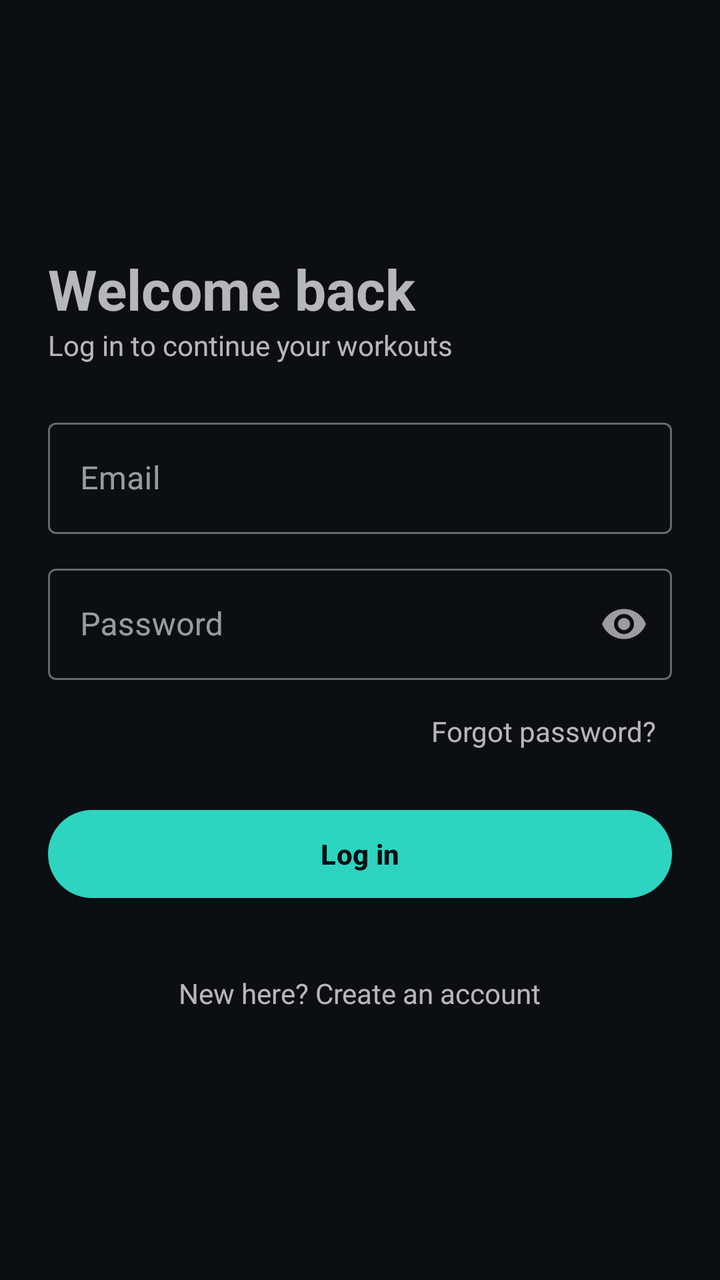
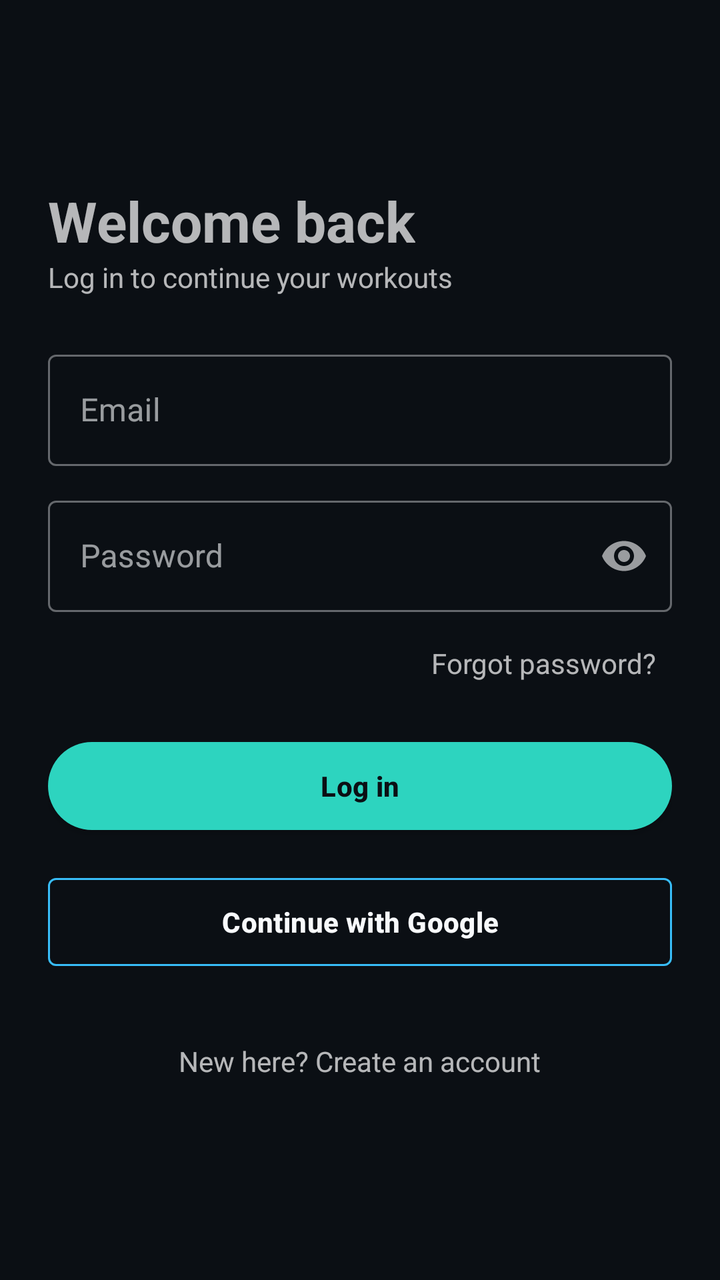

Screens rendered from an Android XML layout before and after an edit, with the pre-edit source and the edit as a unified diff.
<!-- AndroidManifest.xml: application theme Theme.FitTrackerPro -->
<!-- res/layout/activity_login.xml -->
<?xml version="1.0" encoding="utf-8"?>
<ScrollView xmlns:android="http://schemas.android.com/apk/res/android"
    xmlns:app="http://schemas.android.com/apk/res-auto"
    android:layout_width="match_parent"
    android:layout_height="match_parent"
    android:fillViewport="true">

    <LinearLayout
        android:layout_width="match_parent"
        android:layout_height="wrap_content"
        android:gravity="center_vertical"
        android:orientation="vertical"
        android:padding="24dp">

        <TextView
            android:layout_width="wrap_content"
            android:layout_height="wrap_content"
            android:text="Welcome back"
            android:textSize="28sp"
            android:textStyle="bold" />

        <TextView
            android:layout_width="wrap_content"
            android:layout_height="wrap_content"
            android:layout_marginBottom="24dp"
            android:text="Log in to continue your workouts" />

        <com.google.android.material.textfield.TextInputLayout
            android:id="@+id/tilEmail"
            style="@style/Widget.MaterialComponents.TextInputLayout.OutlinedBox"
            android:layout_width="match_parent"
            android:layout_height="wrap_content"
            android:hint="Email">

            <com.google.android.material.textfield.TextInputEditText
                android:id="@+id/etEmail"
                android:layout_width="match_parent"
                android:layout_height="wrap_content"
                android:inputType="textEmailAddress" />
        </com.google.android.material.textfield.TextInputLayout>

        <com.google.android.material.textfield.TextInputLayout
            android:id="@+id/tilPassword"
            style="@style/Widget.MaterialComponents.TextInputLayout.OutlinedBox"
            android:layout_width="match_parent"
            android:layout_height="wrap_content"
            android:layout_marginTop="12dp"
            android:hint="Password"
            app:endIconMode="password_toggle">

            <com.google.android.material.textfield.TextInputEditText
                android:id="@+id/etPassword"
                android:layout_width="match_parent"
                android:layout_height="wrap_content"
                android:inputType="textPassword" />
        </com.google.android.material.textfield.TextInputLayout>

        <TextView
            android:id="@+id/tvForgot"
            android:layout_width="wrap_content"
            android:layout_height="wrap_content"
            android:layout_gravity="end"
            android:layout_marginTop="8dp"
            android:padding="8dp"
            android:text="Forgot password?" />

        <com.google.android.material.button.MaterialButton
            android:id="@+id/btnLogin"
            android:layout_width="match_parent"
            android:layout_height="56dp"
            android:layout_marginTop="16dp"
            android:text="Log in" />

        <ProgressBar
            android:id="@+id/progressBar"
            android:layout_width="wrap_content"
            android:layout_height="wrap_content"
            android:layout_gravity="center"
            android:layout_marginTop="16dp"
            android:visibility="gone" />

        <TextView
            android:id="@+id/tvGoRegister"
            android:layout_width="wrap_content"
            android:layout_height="wrap_content"
            android:layout_gravity="center"
            android:layout_marginTop="24dp"
            android:padding="8dp"
            android:text="New here? Create an account" />
    </LinearLayout>
</ScrollView>
<!-- resources referenced by this layout -->
<resources>
  <style name="Theme.FitTrackerPro" parent="Theme.MaterialComponents.NoActionBar">
          <item name="colorPrimary">@color/accent</item>
          <item name="colorPrimaryVariant">@color/accent_dark</item>
          <item name="colorOnPrimary">@color/background</item>
          <item name="colorSecondary">@color/accent_cyan</item>
          <item name="colorOnSecondary">@color/background</item>
          <item name="colorSurface">@color/card</item>
          <item name="colorOnSurface">@color/text_primary</item>
          <item name="colorOnBackground">@color/text_primary</item>
          <item name="colorError">@color/error</item>
          <item name="android:colorBackground">@color/background</item>
          <item name="android:windowBackground">@color/background</item>
          <item name="android:textColorPrimary">@color/text_primary</item>
          <item name="android:textColorSecondary">@color/text_secondary</item>
          <item name="android:statusBarColor">@color/background</item>
          <item name="android:navigationBarColor">@color/card</item>
  
          
          <item name="materialButtonStyle">@style/Widget.FitTrackerPro.Button</item>
          <item name="materialCardViewStyle">@style/Widget.FitTrackerPro.CardView</item>
      </style>
  <color name="accent">#2DD4BF</color>
  <color name="accent_dark">#10B981</color>
  <color name="background">#0B0F14</color>
  <color name="accent_cyan">#38BDF8</color>
  <color name="card">#151B23</color>
  <color name="text_primary">#F8FAFC</color>
  <color name="error">#EF4444</color>
  <color name="text_secondary">#94A3B8</color>
  <style name="Widget.FitTrackerPro.Button" parent="Widget.MaterialComponents.Button">
          <item name="cornerRadius">24dp</item>
          <item name="android:textAllCaps">false</item>
          <item name="android:letterSpacing">0.01</item>
          <item name="android:textStyle">bold</item>
          <item name="elevation">0dp</item>
      </style>
  <style name="Widget.FitTrackerPro.CardView" parent="Widget.MaterialComponents.CardView">
          <item name="cardBackgroundColor">@color/card</item>
          <item name="cardCornerRadius">18dp</item>
          <item name="cardElevation">0dp</item>
          <item name="strokeColor">@color/card_stroke</item>
          <item name="strokeWidth">1dp</item>
      </style>
  <color name="card_stroke">#242F3D</color>
</resources>

<!-- the commit's change to res/layout/activity_login.xml (unified diff, before → after) -->
@@ -70,7 +70,15 @@
             android:layout_height="56dp"
             android:layout_marginTop="16dp"
             android:text="Log in" />
-
+        <com.google.android.material.button.MaterialButton
+            android:id="@+id/btnGoogleSignIn"
+            style="@style/Widget.MaterialComponents.Button.OutlinedButton"
+            android:layout_width="match_parent"
+            android:layout_height="56dp"
+            android:layout_marginTop="12dp"
+            android:text="Continue with Google"
+            android:textColor="@color/text_primary"
+            app:strokeColor="@color/accent_cyan" />
         <ProgressBar
             android:id="@+id/progressBar"
             android:layout_width="wrap_content"
